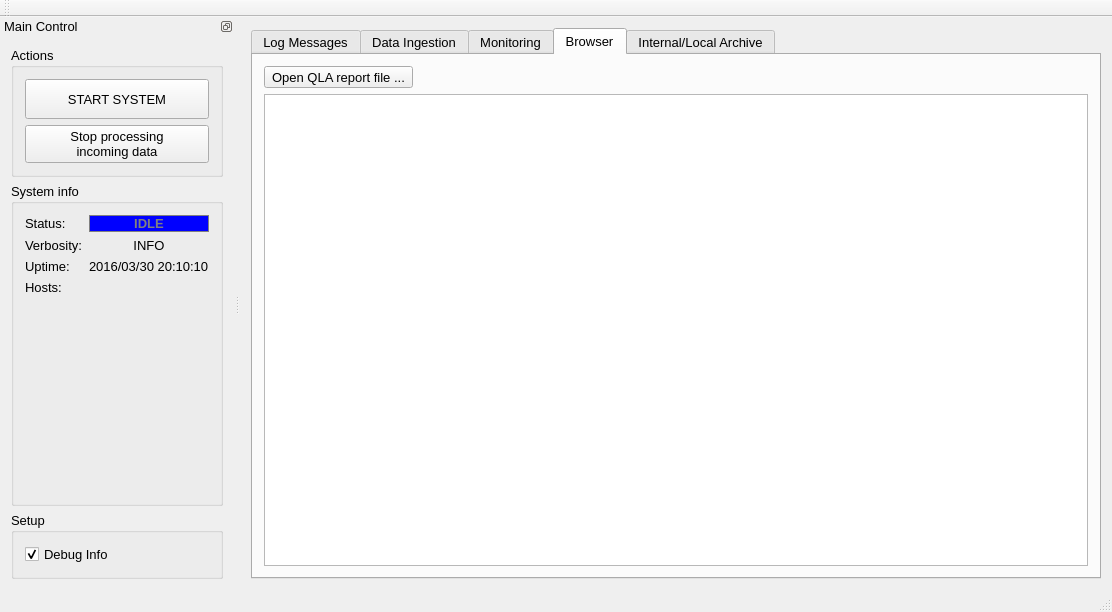
Before: the Qt Designer form qpfhmi/mainwindow.ui in aardalath/qpf, drawn with Qt 5.
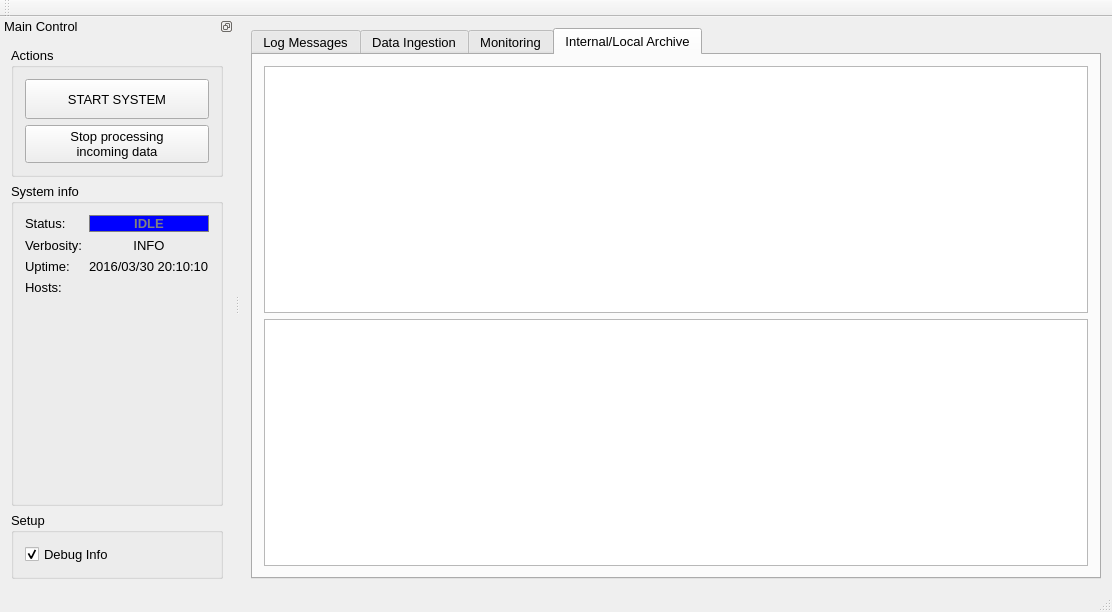
After: the same form once the commit is applied. The open tabs and pages were chosen to show the change.

```diff
--- a/qpfhmi/mainwindow.ui
+++ b/qpfhmi/mainwindow.ui
@@ -359,39 +359,14 @@
         </item>
        </layout>
       </widget>
-      <widget class="QWidget" name="tabpgBrowser">
-       <attribute name="title">
-        <string>Browser</string>
-       </attribute>
-       <layout class="QVBoxLayout" name="verticalLayout_10">
-        <item>
-         <layout class="QHBoxLayout" name="horizontalLayout_17">
-          <item>
-           <widget class="QToolButton" name="btnSelectQLAReport">
-            <property name="text">
-             <string>Open QLA report file ...</string>
-            </property>
-           </widget>
-          </item>
-          <item>
-           <widget class="QLabel" name="lblQLAReportFileName">
-            <property name="text">
-             <string/>
-            </property>
-           </widget>
-          </item>
-         </layout>
-        </item>
-        <item>
-         <widget class="QPlainTextEdit" name="textBrowser"/>
-        </item>
-       </layout>
-      </widget>
       <widget class="QWidget" name="tabpgArchive">
        <attribute name="title">
         <string>Internal/Local Archive</string>
        </attribute>
        <layout class="QVBoxLayout" name="verticalLayout_13">
+        <item>
+         <widget class="QTreeView" name="treevwArchive"/>
+        </item>
         <item>
          <widget class="QTableView" name="tblvwArchive"/>
         </item>
```
Left out of the diff: 8 changed lines with no effect on the pictures.
